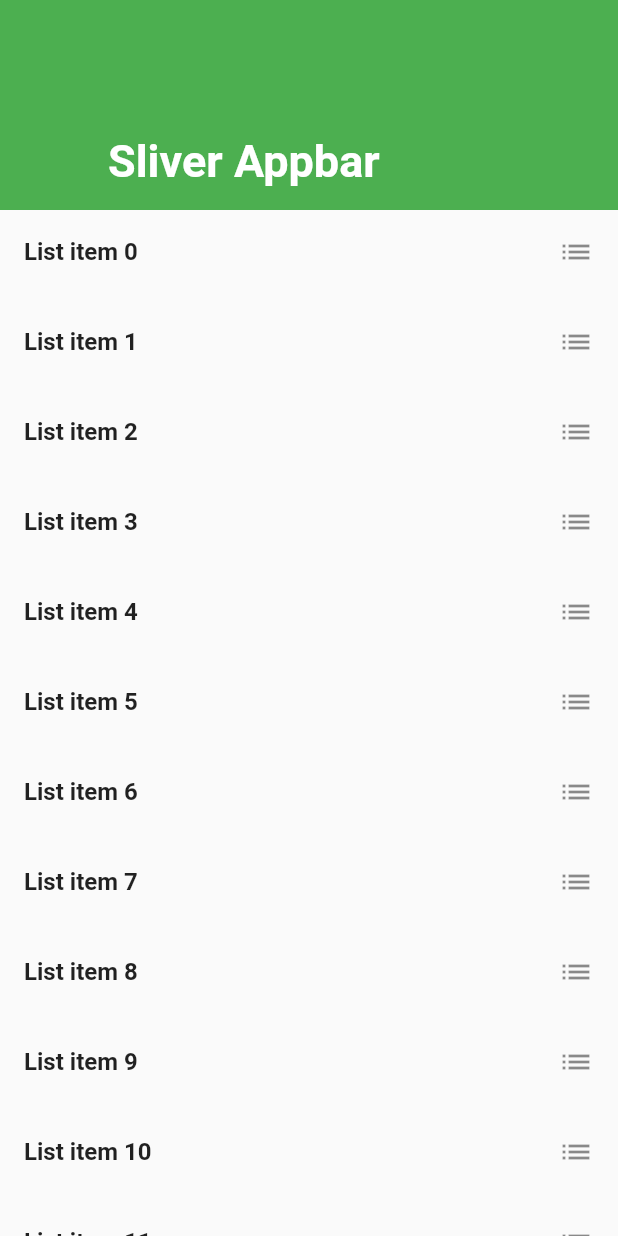
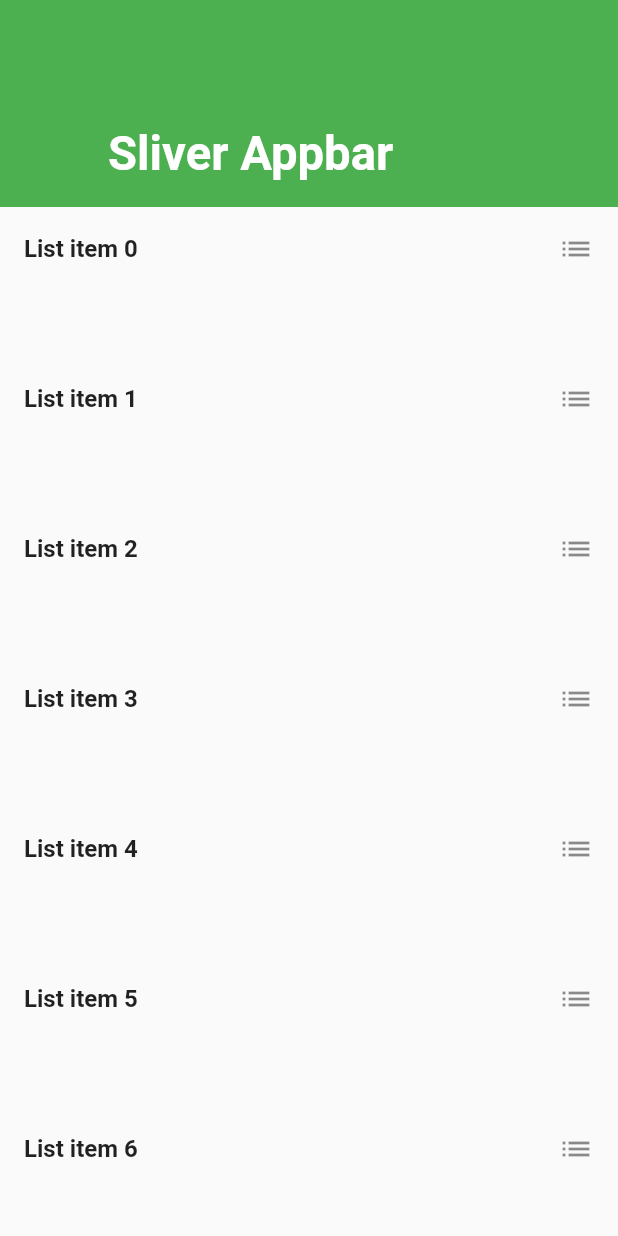
Before and after one commit to singhteekam/Flutter-Sliver-AppBar, a Flutter app: the screen it shows after launch, on a phone screen of 412 x 824 dp. Run offline on Flutter 3.47's test engine with Material 2 defaults, Android fonts, the phone set to English and light mode, and no system bars.

Commit message:
Update main.dart

```diff
--- a/lib/main.dart
+++ b/lib/main.dart
@@ -14,15 +14,15 @@ class MyHomePage extends StatelessWidget {
           slivers: <Widget>[
             new SliverAppBar(
               backgroundColor: Colors.green,
-              expandedHeight: 140,
+              expandedHeight: 138,
               floating: true,
               pinned: true,
               flexibleSpace: new FlexibleSpaceBar(
-                title: new Text("Sliver Appbar",style: TextStyle(fontSize: 20,fontWeight: FontWeight.bold),),
+                title: new Text("Sliver Appbar",style: TextStyle(fontSize: 21,fontWeight: FontWeight.bold),),
               ),
             ),
             new SliverFixedExtentList(
-              itemExtent: 60,
+              itemExtent: 100,
               delegate: new SliverChildBuilderDelegate((context,index)=>new ListTile(
                 title: new Text("List item $index",style: TextStyle(fontWeight:FontWeight.bold,),),
                 trailing: Icon(Icons.list),
```
